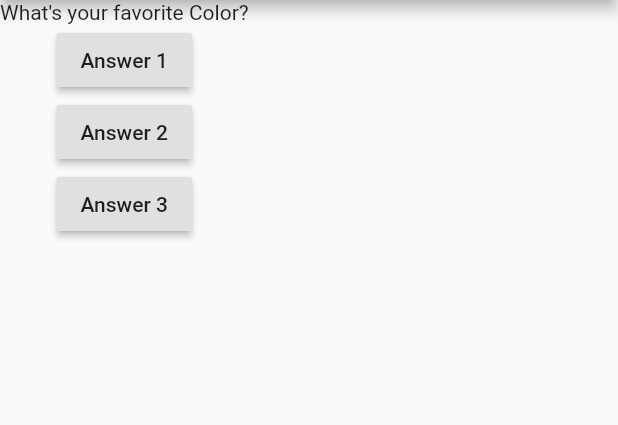
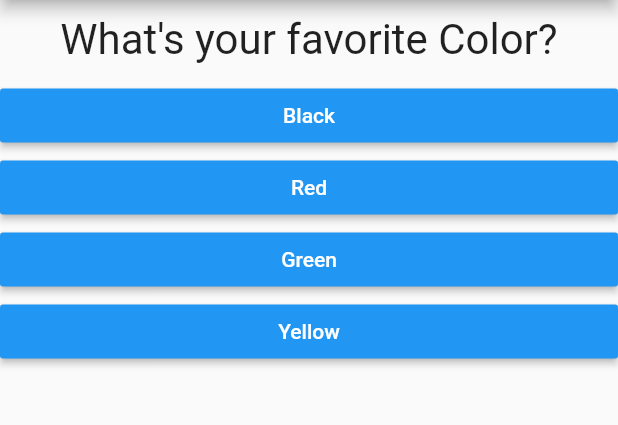
Before and after one commit to ukashasohail/Quiz_App, a Flutter app: the screen it shows after launch, on a phone screen of 412 x 824 dp, the part 84-509 px from its top. Run offline on Flutter 3.47's test engine with Material 2 defaults, Android fonts, the phone set to English and light mode, and no system bars.

Commit message:
questions dynamic

```diff
--- /dev/null
+++ b/lib/answer.dart
@@ -0,0 +1,23 @@
+import 'package:flutter/material.dart';
+
+class Answer extends StatelessWidget {
+
+  final Function select_handler;
+  final String answer_text;
+
+
+  Answer(this.select_handler,this.answer_text);
+
+  @override
+  Widget build(BuildContext context) {
+    return Container(
+      width: double.infinity,
+      child: RaisedButton(
+        color: Colors.blue,
+        textColor: Colors.white,
+        child: Text(answer_text),
+        onPressed: select_handler,
+      ),
+    );
+  }
+}
--- a/lib/main.dart
+++ b/lib/main.dart
@@ -1,6 +1,6 @@
 import 'package:flutter/material.dart';
 import './question.dart';
-
+import './answer.dart';
 
 // main function
 void main() => runApp(MyApp());
@@ -27,14 +27,24 @@ class _MyAppState extends State<MyApp> {
 
   @override
   Widget build(BuildContext context) {
+
     var questions = [
-      "What's your favorite Color?",
-      "What's your favorite Animal? ",
-      "What's your favorite A? ",
-      "What's your favorite B? ",
-      "What's your favorite C? ",
-      "What's your favorite D? ",
-      "What's your favorite E? ",
+      {
+        "question_text": "What's your favorite Color?",
+        "question_answers": ["Black", "Red", "Green", "Yellow"],
+      },
+      {
+        "question_text": "What's your favorite Animal?",
+        "question_answers": ["Rabbit", "Lion", "Snake", "Tiger"],
+      },
+      {
+        "question_text": "Who is the founder of Pakistan?",
+        "question_answers": ["Quaid e Azam", "Allama Iqbal", "SS", "ADAS"],
+      },
+      {
+        "question_text": "What's your favorite cricketer?",
+        "question_answers": ["Afridi", "AB", "Root", "Smith"],
+      },
     ];
 
     return MaterialApp(
@@ -45,22 +55,11 @@ class _MyAppState extends State<MyApp> {
         body: Column(
           children: <Widget>[
             Question(
-              questions[_question_index],
+              questions[_question_index]["question_text"],
             ),
-            RaisedButton(
-              child: Text("Answer 1"),
-              onPressed: _answer_of_question,
-            ),
-            RaisedButton(
-              child: Text("Answer 2"),
-              onPressed: () => print("answer 2 chosen"),
-            ),
-            RaisedButton(
-              child: Text("Answer 3"),
-              onPressed: () {
-                print("answer 3 chosen");
-              },
-            ),
+            ...(questions[_question_index]["question_answers"] as List<String>).map((answer){
+              return Answer(_answer_of_question,answer);
+            }).toList()
           ],
         ), //if we want more than one widget
         //then we use Column  /// list of widgets
--- a/lib/question.dart
+++ b/lib/question.dart
@@ -1,15 +1,20 @@
 import 'package:flutter/material.dart';
 
 class Question extends StatelessWidget {
-
   final String questionText;
 
   Question(this.questionText);
 
   @override
   Widget build(BuildContext context) {
-    return Text(
-      questionText
+    return Container(
+      width: double.infinity,
+      margin: EdgeInsets.all(10),
+      child: Text(
+        questionText,
+        style: TextStyle(fontSize: 28),
+        textAlign: TextAlign.center,
+      ),
     );
   }
 }
```
